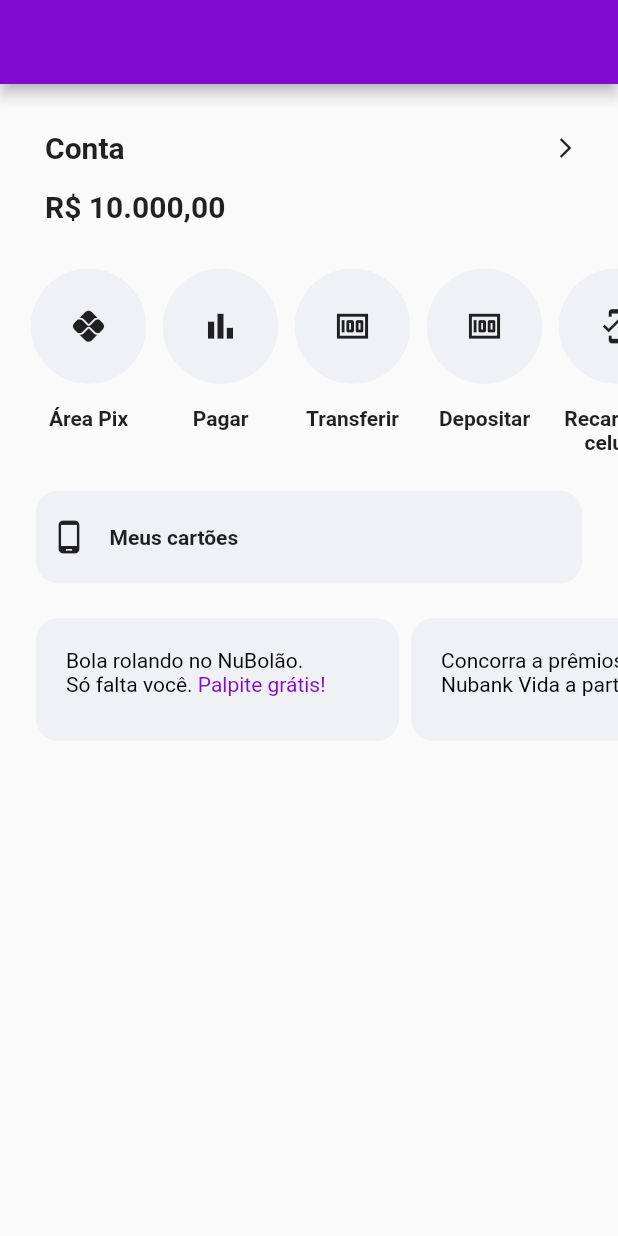
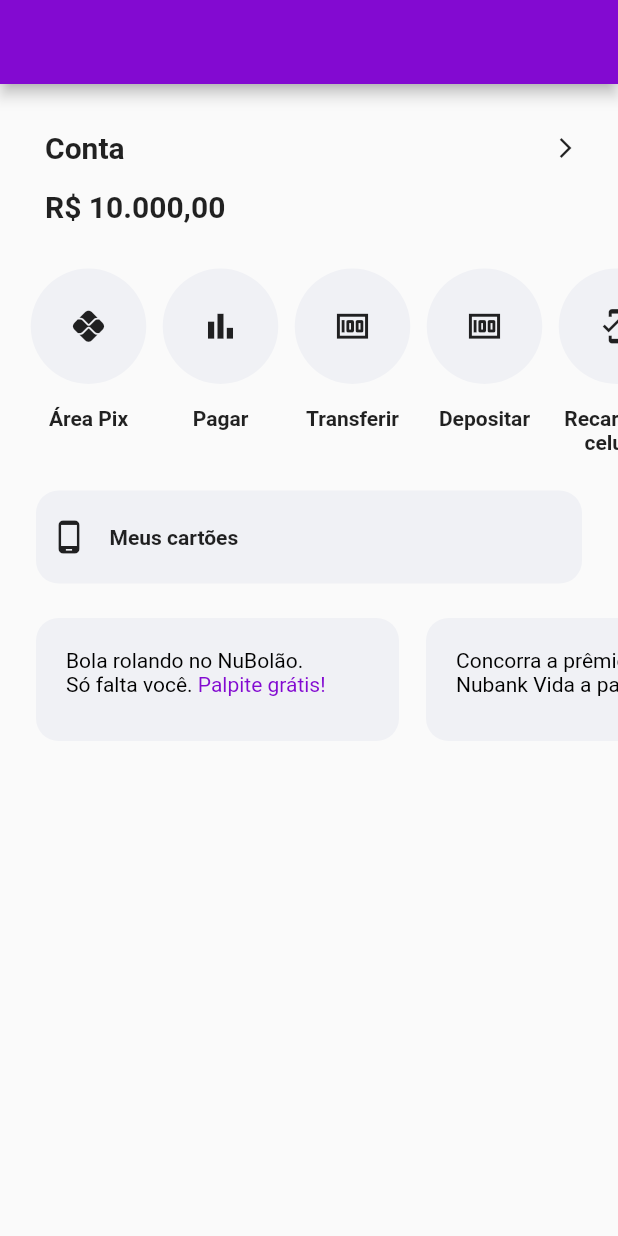
Before and after one commit to ArthurReichert/nubank_app, a Flutter app: the screen it shows after launch, on a phone screen of 412 x 824 dp. Run offline on Flutter 3.47's test engine with Material 2 defaults, Android fonts, the phone set to English and light mode, and no system bars.

Commit message:
add padding on ads

```diff
--- a/lib/presentation/screens/widgets/ads.dart
+++ b/lib/presentation/screens/widgets/ads.dart
@@ -17,7 +17,7 @@ class _AdsState extends State<Ads> {
     return SingleChildScrollView(
       physics: BouncingScrollPhysics(),
       scrollDirection: Axis.horizontal,
-      padding: const EdgeInsets.only(left: 20, top: 15, right: 20),
+      padding: const EdgeInsets.only(left: 20, top: 15, right: 10),
       child: Row(
         mainAxisAlignment: MainAxisAlignment.start,
         crossAxisAlignment: CrossAxisAlignment.start,
--- a/lib/presentation/screens/widgets/ads/ads_item.dart
+++ b/lib/presentation/screens/widgets/ads/ads_item.dart
@@ -13,7 +13,9 @@ class AdsItem extends StatefulWidget {
 class _AdsItemState extends State<AdsItem> {
   @override
   Widget build(BuildContext context) {
-    return SizedBox(
+    return Padding(
+      padding: const EdgeInsets.only(right: 10),
+      child: SizedBox(
         height: 90,
         width: 250,
         child: Card(
@@ -33,6 +35,7 @@ class _AdsItemState extends State<AdsItem> {
             ),
           ),
         ),
+      ),
     );
   }
 }
```
Lines whose indentation alone changed are shown as unchanged.
